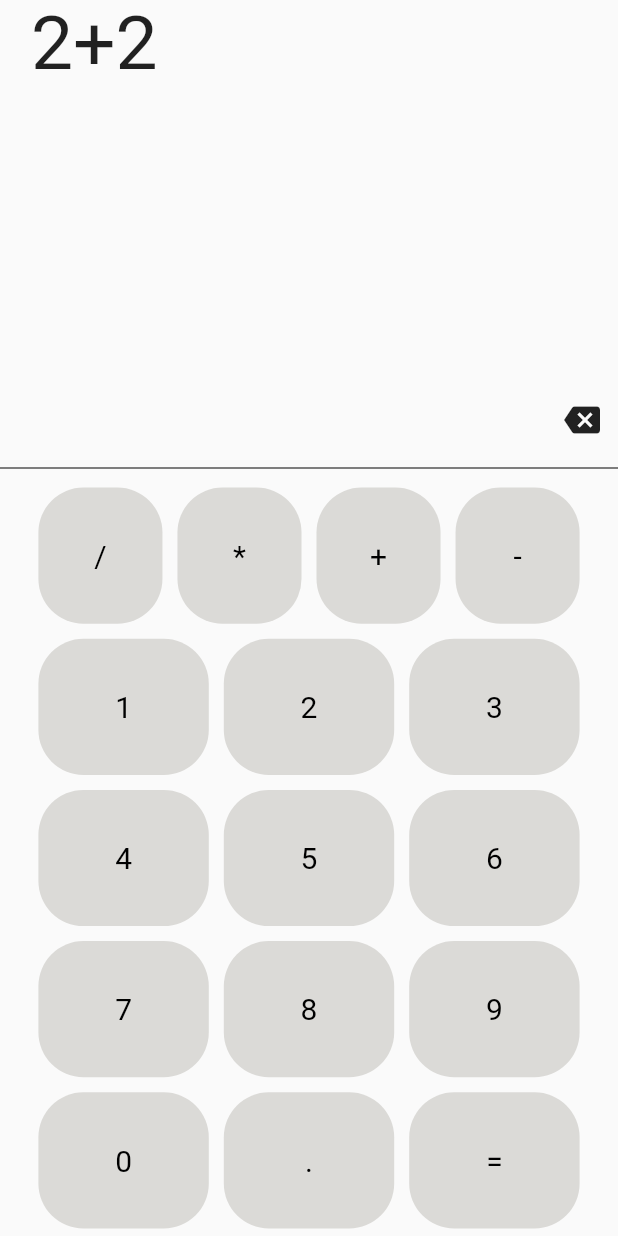
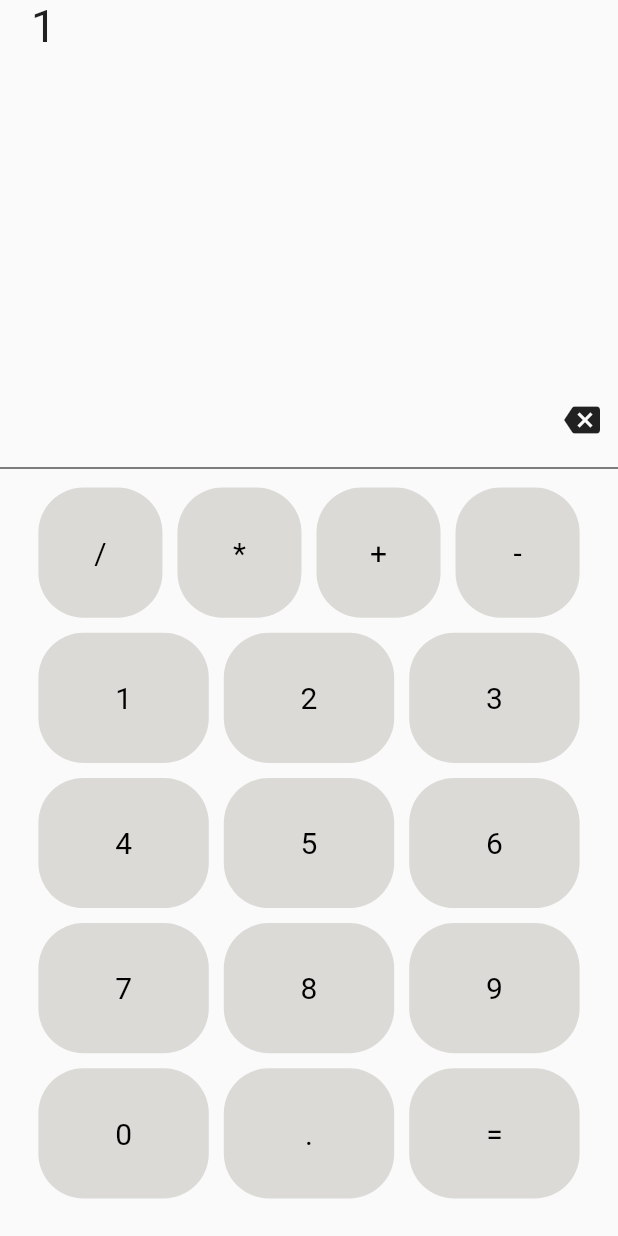
Before and after one commit to abdulrehman202/calculator, a Flutter app: the screen it shows after launch, after a tap on an icon or button, on a phone screen of 412 x 824 dp. Run offline on Flutter 3.47's test engine with Material 2 defaults, Android fonts, the phone set to English and light mode, and no system bars.

Commit message:
backspace functionality added

```diff
--- a/lib/button.dart
+++ b/lib/button.dart
@@ -1,15 +1,16 @@
 import 'package:flutter/cupertino.dart';
 import 'package:flutter/material.dart';
+import 'package:calculator/numerics.dart';
 
 class Button extends StatelessWidget {
-  var number;
+  var number, callback;
 
-  Button({this.number});
+  Button({this.number, this.callback});
   @override
   Widget build(BuildContext context) {
     return Expanded(
         child: GestureDetector(
-      onTap: () {},
+      onTap: callback,
       child: Container(
           padding: EdgeInsets.all(15.0),
           margin: EdgeInsets.all(5),
--- a/lib/calculator.dart
+++ b/lib/calculator.dart
@@ -2,6 +2,9 @@ import 'package:calculator/keypad.dart';
 import 'package:calculator/screen.dart';
 import 'package:flutter/cupertino.dart';
 import 'package:flutter/material.dart';
+import 'package:calculator/numerics.dart';
+
+import 'button.dart';
 
 class Calculator extends StatefulWidget {
   Calculator({Key key}) : super(key: key);
@@ -11,30 +14,106 @@ class Calculator extends StatefulWidget {
 }
 
 class _CalculatorState extends State<Calculator> {
+  String equationTxt = '';
   @override
   Widget build(BuildContext context) {
+    // equationTxt = '';
     return Scaffold(
       body: SafeArea(
         child: Center(
           child: Column(
             children: [
               Screen(
-                equation: '2+2',
+                equation: this.equationTxt,
               ),
               SizedBox(
                 height: 50,
               ),
               Align(
                 alignment: AlignmentDirectional.bottomEnd,
-                child:
-                    IconButton(icon: Icon(Icons.backspace), onPressed: () {}),
+                child: IconButton(
+                    icon: Icon(Icons.backspace),
+                    onPressed: () {
+                      int num = int.parse(this.equationTxt);
+                      setState(() {
+                        this.equationTxt = '';
+                        this.equationTxt = ((num / 10).toInt()).toString();
+                      });
+                    }),
               ),
               Divider(
                 color: Colors.black,
               ),
               Expanded(
-                child: Keypad(),
-              )
+                child: SizedBox(
+                  width: MediaQuery.of(context).size.width * 0.9,
+                  child: Column(
+                    children: [
+                      Expanded(
+                        child: Row(
+                          children: [
+                            Button(number: '/'),
+                            Button(number: '*'),
+                            Button(number: '+'),
+                            Button(number: '-'),
+                          ],
+                        ),
+                      ),
+                      Expanded(
+                        child: Row(
+                          children: [
+                            Button(
+                              number: '1',
+                              callback: () {
+                                setState(() {
+                                  this.equationTxt += '1';
+                                });
+                              },
+                            ),
+                            Button(
+                              number: '2',
+                              callback: () {
+                                setState(() {
+                                  this.equationTxt += '2';
+                                });
+                              },
+                            ),
+                            Button(number: '3'),
+                          ],
+                        ),
+                      ),
+                      Expanded(
+                        child: Row(
+                          children: [
+                            Button(number: '4'),
+                            Button(number: '5'),
+                            Button(number: '6'),
+                          ],
+                        ),
+                      ),
+                      Expanded(
+                        child: Row(
+                          children: [
+                            Button(number: '7'),
+                            Button(number: '8'),
+                            Button(number: '9'),
+                          ],
+                        ),
+                      ),
+                      Expanded(
+                        child: Row(
+                          children: [
+                            Button(number: '0'),
+                            Button(number: '.'),
+                            Button(number: '='),
+                          ],
+                        ),
+                      ),
+                    ],
+                  ),
+                ),
+              ),
+              SizedBox(height: 20)
             ],
           ),
         ),
--- a/lib/keypad.dart
+++ b/lib/keypad.dart
@@ -8,7 +8,6 @@ class Keypad extends StatelessWidget {
     return SafeArea(
       child: SizedBox(
         width: MediaQuery.of(context).size.width * 0.9,
-        height: MediaQuery.of(context).size.height * 0.25,
         child: Column(
           children: [
             Expanded(
--- /dev/null
+++ b/lib/numerics.dart
@@ -0,0 +1,3 @@
+class Numerics {
+  static String equation = ' ', op1, op2, operator, answer = '0';
+}
--- a/lib/screen.dart
+++ b/lib/screen.dart
@@ -16,7 +16,7 @@ class Screen extends StatelessWidget {
       child: Text(
         equation,
         style: TextStyle(
-          fontSize: 50,
+          fontSize: 30,
         ),
       ),
     ));
```
